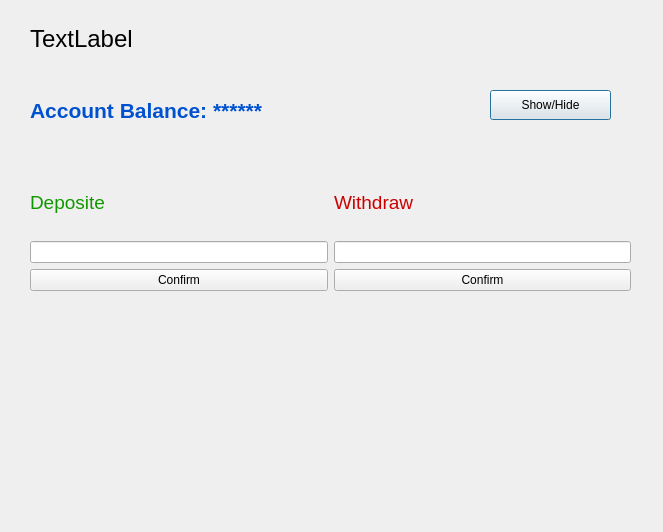
The window that WalletClient/mainapp.ui (mirashanouda/SmartWallet) describes before a commit, drawn with Qt 5.
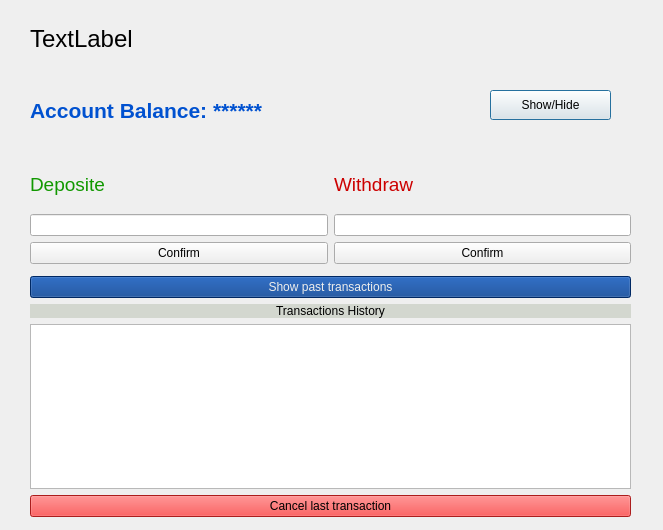
The same window after the commit.

Commit message: show all past transactions with scrollable area

```diff
--- a/WalletClient/mainapp.ui
+++ b/WalletClient/mainapp.ui
@@ -7,7 +7,7 @@
     <x>0</x>
     <y>0</y>
     <width>663</width>
-    <height>532</height>
+    <height>530</height>
    </rect>
   </property>
   <property name="sizePolicy">
@@ -79,9 +79,9 @@
    <property name="geometry">
     <rect>
      <x>30</x>
-     <y>170</y>
+     <y>160</y>
      <width>601</width>
-     <height>121</height>
+     <height>104</height>
     </rect>
    </property>
    <layout class="QHBoxLayout" name="horizontalLayout">
@@ -145,6 +145,68 @@
     </item>
    </layout>
   </widget>
+  <widget class="QWidget" name="verticalLayoutWidget">
+   <property name="geometry">
+    <rect>
+     <x>30</x>
+     <y>276</y>
+     <width>601</width>
+     <height>241</height>
+    </rect>
+   </property>
+   <layout class="QVBoxLayout" name="verticalLayout_3">
+    <item>
+     <widget class="QPushButton" name="pushButton_show_trans">
+      <property name="styleSheet">
+       <string notr="true">color: rgb(238, 238, 236);
+background-color: rgb(0, 56, 139);</string>
+      </property>
+      <property name="text">
+       <string>Show past transactions</string>
+      </property>
+     </widget>
+    </item>
+    <item>
+     <widget class="QLabel" name="label_3">
+      <property name="sizePolicy">
+       <sizepolicy hsizetype="Preferred" vsizetype="Fixed">
+        <horstretch>0</horstretch>
+        <verstretch>0</verstretch>
+       </sizepolicy>
+      </property>
+      <property name="styleSheet">
+       <string notr="true">background-color: rgb(211, 215, 207);</string>
+      </property>
+      <property name="text">
+       <string>Transactions History</string>
+      </property>
+      <property name="alignment">
+       <set>Qt::AlignCenter</set>
+      </property>
+     </widget>
+    </item>
+    <item>
+     <widget class="QTextEdit" name="textEdit">
+      <property name="enabled">
+       <bool>true</bool>
+      </property>
+      <property name="textInteractionFlags">
+       <set>Qt::NoTextInteraction</set>
+      </property>
+     </widget>
+    </item>
+    <item>
+     <widget class="QPushButton" name="pushButton_cancel">
+      <property name="styleSheet">
+       <string notr="true">background-color: rgb(239, 41, 41);</string>
+      </property>
+      <property name="text">
+       <string>Cancel last transaction</string>
+      </property>
+     </widget>
+    </item>
+   </layout>
+  </widget>
  </widget>
  <resources/>
  <connections/>
```
The commit also changes 7 other files.
